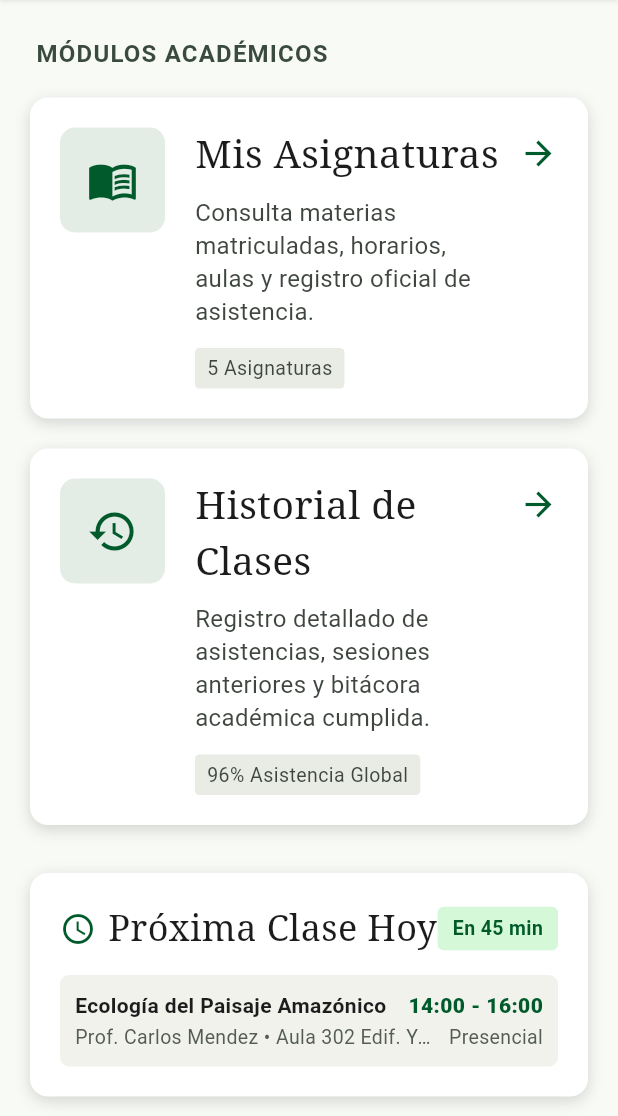
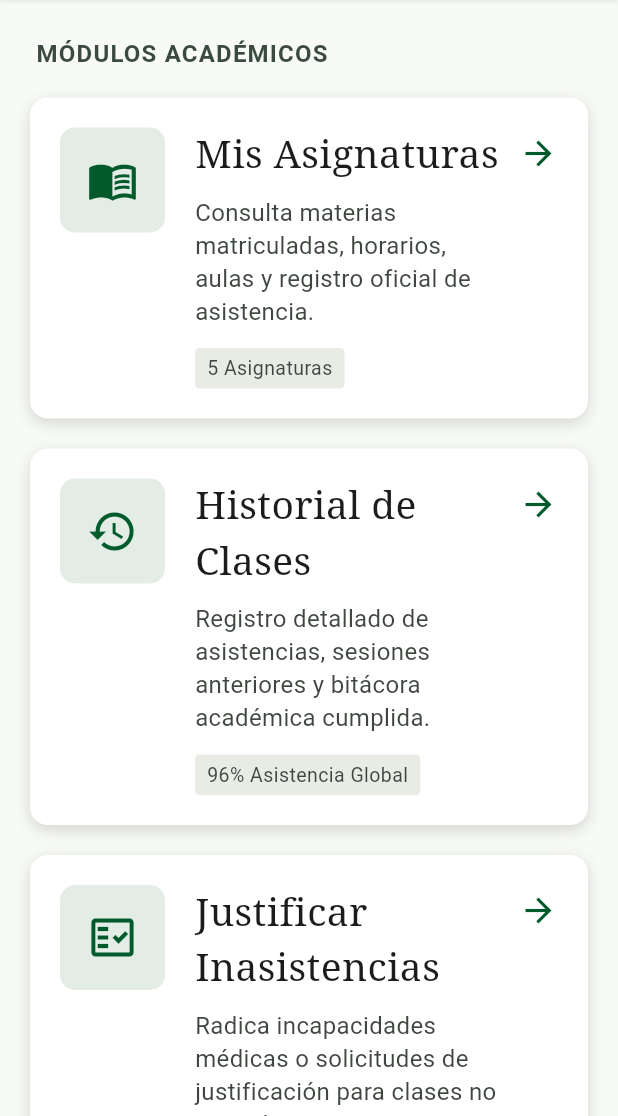
Before and after one commit to angelical3452/Proyecto-movil, a Flutter app: the HomeScreen screen opened by its route, on a phone screen of 412 x 824 dp, the part 120-1236 px from its top. Run offline on Flutter 3.47's test engine with Material 3 defaults, Android fonts, the phone set to English and light mode, and no system bars; our stand-ins replace cloud_firestore, firebase_auth, firebase_core; accounts and stored records are empty; network calls fail.

Commit message:
rutas correctas

```diff
--- a/lib/src/routers/routers.dart
+++ b/lib/src/routers/routers.dart
@@ -1,8 +1,10 @@
 import 'package:flutter/material.dart';
 
+import '../screens/asignaturas.dart';
 import '../screens/crear_asignatura.dart';
 import '../screens/historial_estudiante.dart';
 import '../screens/home.dart';
+import '../screens/justificaciones.dart';
 import '../screens/login.dart';
 import '../screens/recuperar_contrasenia.dart';
 import '../screens/registro.dart';
@@ -15,6 +17,7 @@ import '../screens/inasistencia_justificaciones.dart';
 import '../screens/detalle_estudiante.dart';
 import '../screens/historial_asignaturas.dart';
 import '../screens/asignaturas_inscritas.dart';
+
 
 Map<String, WidgetBuilder> getAplicationRouter() {
   return <String, WidgetBuilder>{
@@ -39,5 +42,7 @@ Map<String, WidgetBuilder> getAplicationRouter() {
     "docenteHistorial" : (BuildContext context) => DocenteHistorialScreen(),
     "asignaturasEstudiante" : (BuildContext context ) => EstudianteMisAsignaturasScreen(),
     "historialEstudiante" :(BuildContext context) => EstudianteHistorialScreen(),
+    "justificacionEstudiante" :(BuildContext context) => EstudianteJustificarScreen(),
+    "docenteAsignatura" : (BuildContext context) => DocenteAsignaturaScreen(),
   };
 }
--- a/lib/src/screens/asignaturas.dart
+++ b/lib/src/screens/asignaturas.dart
@@ -360,8 +360,7 @@ class DocenteAsignaturaScreen extends StatelessWidget {
                           borderRadius: BorderRadius.circular(10),
                         ),
                       ),
-                      onPressed: () =>
-                          Navigator.pushNamed(context, "docenteDetalle"),
+                      onPressed: (){},
                       icon: Icon(Icons.play_circle_outline, size: 20),
                       label: Text(
                         'Iniciar Clase y Asistencia QR',
--- a/lib/src/screens/home_estudiante.dart
+++ b/lib/src/screens/home_estudiante.dart
@@ -33,7 +33,9 @@ class EstudianteHomeScreen extends StatelessWidget {
 
                   // ---------- Mis Asignaturas ----------
                   GestureDetector(
-                    onTap: () {Navigator.pushNamed(context, "asignaturasEstudiante");},
+                    onTap: () {
+                      Navigator.pushNamed(context, "asignaturasEstudiante");
+                    },
                     child: Container(
                       padding: EdgeInsets.all(20),
                       decoration: BoxDecoration(
@@ -125,7 +127,9 @@ class EstudianteHomeScreen extends StatelessWidget {
 
                   // ---------- Historial de Clases ----------
                   GestureDetector(
-                    onTap: () {Navigator.pushNamed(context, "historialEstudiante");},
+                    onTap: () {
+                      Navigator.pushNamed(context, "historialEstudiante");
+                    },
                     child: Container(
                       padding: EdgeInsets.all(20),
                       decoration: BoxDecoration(
@@ -216,8 +220,100 @@ class EstudianteHomeScreen extends StatelessWidget {
 
                   // Empuja la tarjeta de próxima clase hacia abajo
                   Spacer(),
-                  SizedBox(height: 32),
-
+                  SizedBox(height: 20),
+                  // ---------- Justificacion ----------
+                  GestureDetector(
+                    onTap: () {
+                      Navigator.pushNamed(context, "justificacionEstudiante");
+                    },
+                    child: Container(
+                      padding: EdgeInsets.all(20),
+                      decoration: BoxDecoration(
+                        color: Colors.white,
+                        borderRadius: BorderRadius.circular(12),
+                        boxShadow: [
+                          BoxShadow(
+                            color: Color(0x26000000),
+                            blurRadius: 8,
+                            offset: Offset(0, 3),
+                          ),
+                        ],
+                      ),
+                      child: Row(
+                        crossAxisAlignment: CrossAxisAlignment.start,
+                        children: [
+                          Container(
+                            width: 70,
+                            height: 70,
+                            decoration: BoxDecoration(
+                              color: Color(0xFFE3EDE6),
+                              borderRadius: BorderRadius.circular(10),
+                            ),
+                            child: Icon(
+                              Icons.fact_check_outlined,
+                              size: 34,
+                              color: Color(0xFF005A2B),
+                            ),
+                          ),
+                          SizedBox(width: 20),
+                          Expanded(
+                            child: Column(
+                              crossAxisAlignment: CrossAxisAlignment.start,
+                              children: [
+                                Text(
+                                  'Justificar Inasistencias',
+                                  style: TextStyle(
+                                    fontFamily: 'serif',
+                                    fontSize: 26,
+                                    fontWeight: FontWeight.w500,
+                                    color: Color(0xFF1C1C1C),
+                                  ),
+                                ),
+                                SizedBox(height: 8),
+                                Text(
+                                  'Radica incapacidades médicas o solicitudes de justificación para clases no asistidas.',
+                                  style: TextStyle(
+                                    fontSize: 16,
+                                    height: 1.4,
+                                    color: Color(0xFF3F463F),
+                                  ),
+                                ),
+                                SizedBox(height: 14),
+                                Container(
+                                  padding: EdgeInsets.symmetric(
+                                    horizontal: 8,
+                                    vertical: 4,
+                                  ),
+                                  decoration: BoxDecoration(
+                                    color: Color(0xFFE9EBE5),
+                                    borderRadius: BorderRadius.circular(3),
+                                  ),
+                                  child: Text(
+                                    'Radicar solicitud',
+                                    style: TextStyle(
+                                      fontSize: 13,
+                                      letterSpacing: 0.3,
+                                      color: Color(0xFF3F463F),
+                                    ),
+                                  ),
+                                ),
+                              ],
+                            ),
+                          ),
+                          SizedBox(width: 8),
+                          Padding(
+                            padding: EdgeInsets.only(top: 4),
+                            child: Icon(
+                              Icons.arrow_forward,
+                              size: 26,
+                              color: Color(0xFF005A2B),
+                            ),
+                          ),
+                        ],
+                      ),
+                    ),
+                  ),
+                  SizedBox(height: 32.0),
                   // ---------- Próxima clase hoy ----------
                   Container(
                     padding: EdgeInsets.all(20),
--- a/lib/src/screens/login.dart
+++ b/lib/src/screens/login.dart
@@ -325,7 +325,9 @@ class _LoginScreenState extends State<LoginScreen> {
                       ),
                       SizedBox(height: 20.0),
                       ElevatedButton(
-                        onPressed: () {},
+                        onPressed: () {
+                          AuthService().iniciarConMicrosoft();
+                        },
                         style: ElevatedButton.styleFrom(
                           backgroundColor: Color(0xFFF3F4F0),
                           foregroundColor: Color(0xFF007A33),
--- a/lib/src/screens/ver_asignaturas_prof.dart
+++ b/lib/src/screens/ver_asignaturas_prof.dart
@@ -616,7 +616,12 @@ class _VerAsignaturasProfScreenState extends State<VerAsignaturasProfScreen> {
                             children: [
                               Expanded(
                                 child: GestureDetector(
-                                  onTap: () {},
+                                  onTap: () {
+                                    Navigator.pushNamed(
+                                      context,
+                                      "docenteAsignatura",
+                                    );
+                                  },
                                   child: Container(
                                     height: 50,
                                     decoration: BoxDecoration(
@@ -648,7 +653,12 @@ class _VerAsignaturasProfScreenState extends State<VerAsignaturasProfScreen> {
                               ),
                               SizedBox(width: 8),
                               GestureDetector(
-                                onTap: () {},
+                                onTap: () {
+                                  Navigator.pushNamed(
+                                    context,
+                                    "docenteAsignatura",
+                                  );
+                                },
                                 child: Container(
                                   width: 50,
                                   height: 50,
@@ -676,7 +686,9 @@ class _VerAsignaturasProfScreenState extends State<VerAsignaturasProfScreen> {
             // ---------- Crear nueva asignatura ----------
             SizedBox(height: 6),
             GestureDetector(
-              onTap: () {},
+              onTap: () {
+                Navigator.pushNamed(context, "crear_asignatura");
+              },
               child: Container(
                 height: 54,
                 decoration: BoxDecoration(
```
